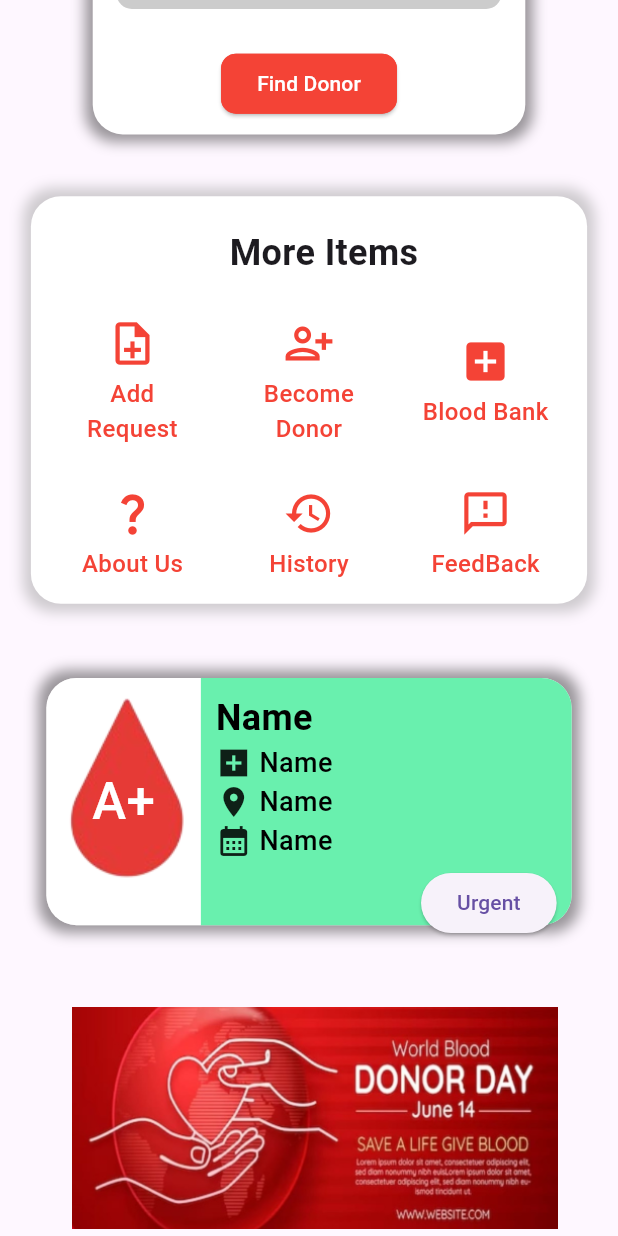
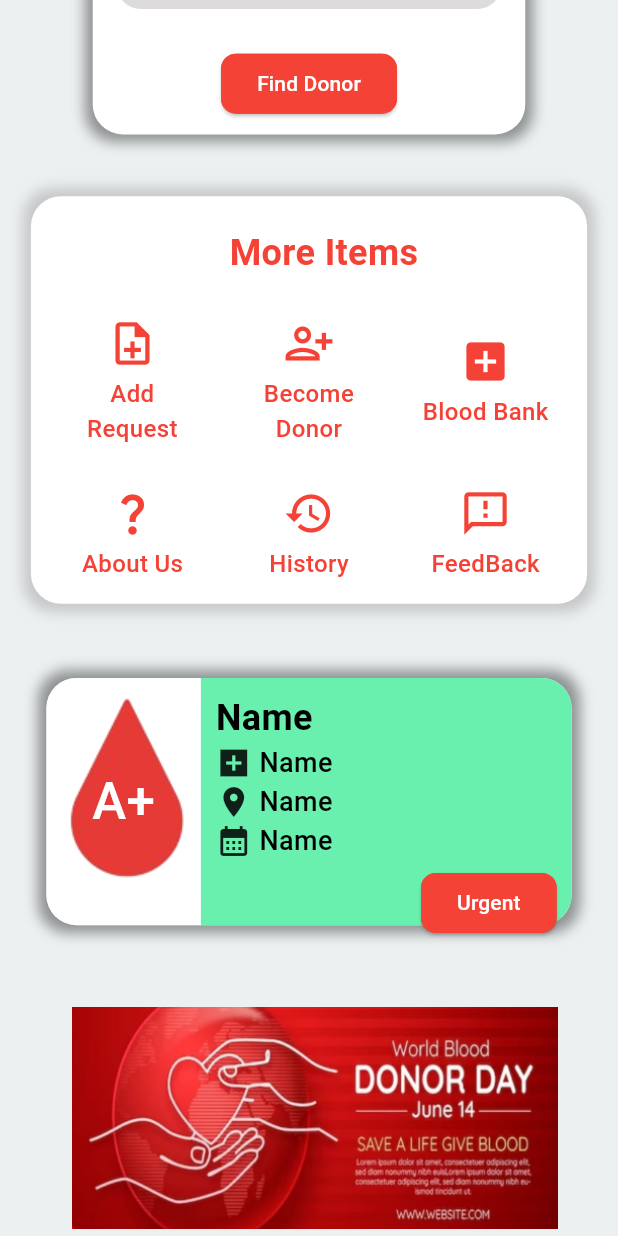
Before and after one commit to faisaldevs/Blood-BD-renew, a Flutter app: the HomePage screen opened directly, scrolled down 296 dp, on a phone screen of 412 x 824 dp. Run offline on Flutter 3.47's test engine with Material 3 defaults, Android fonts, the light colour scheme and no system bars; drawn by our look-alikes of carousel_slider; our stand-ins replace connectivity_plus, curved_labeled_navigation_bar, flutter_screenutil, get, get_storage, google_fonts and 1 more; accounts and stored records are empty.

Commit message:
home Page Color

```diff
--- a/lib/main.dart
+++ b/lib/main.dart
@@ -49,7 +49,7 @@ class MyApp extends StatelessWidget {
           navigatorKey: navigatorKey,
           debugShowCheckedModeBanner: false,
           getPages: pages,
-          initialRoute: welcomePage,
+          initialRoute: splashScreen,
         );
       },
     );
--- a/lib/screens/home_screen/home_screen.dart
+++ b/lib/screens/home_screen/home_screen.dart
@@ -4,6 +4,7 @@ import 'package:blood_bd/screens/home_screen/widgets/banner_widget.dart';
 import 'package:blood_bd/screens/home_screen/widgets/find_button.dart';
 import 'package:blood_bd/screens/home_screen/widgets/icon_banner.dart';
 import 'package:blood_bd/screens/home_screen/widgets/textfield_widget.dart';
+import 'package:blood_bd/utils/app_colors.dart';
 import 'package:curved_labeled_navigation_bar/curved_navigation_bar.dart';
 import 'package:curved_labeled_navigation_bar/curved_navigation_bar_item.dart';
 import 'package:flutter/material.dart';
@@ -13,7 +14,6 @@ import '../../global/app_routes.dart';
 import '../drawer_profile/drawer_profile.dart';
 import '../home_card_pages/feed_page.dart';
 import '../nav_pages/health.dart';
-import '../nav_pages/receiver_request.dart';
 
 class HomeScreen extends StatelessWidget {
   HomeScreen({super.key});
@@ -65,8 +65,6 @@ class HomeScreen extends StatelessWidget {
         onTap: (index) {
           homeController.navbarFunction(index);
 
-          print("Selected Item : $homeController.selectedItem.value");
-          print("Page Selected: ${pages[homeController.selectedItem.value]}");
         },
         letIndexChange: (index) => true,
       ),
@@ -85,9 +83,9 @@ class HomePage extends StatelessWidget {
   @override
   Widget build(BuildContext context) {
     return Scaffold(
+      backgroundColor: AppTheme.primary,
       body: SafeArea(
         child: SizedBox(
-          // color: Colors.white60,
           height: Get.height,
           width: Get.width,
           child: SingleChildScrollView(
@@ -112,7 +110,7 @@ class HomePage extends StatelessWidget {
                           ),
                           child: Icon(
                             Icons.notifications_active_outlined,
-                            color: Colors.white,
+                            // color: Colors.white,
                             size: 24,
                           ),
                         )),
@@ -173,7 +171,9 @@ class HomePage extends StatelessWidget {
                           height: Get.height * .3,
                           width: Get.width * .7,
                           decoration: BoxDecoration(
+                            // ------------find donor card color--------------
                             color: Colors.white,
+                            // ------------find donor card--------------
                             boxShadow: [
                               BoxShadow(
                                 color: Colors.black.withOpacity(0.4),
@@ -207,7 +207,7 @@ class HomePage extends StatelessWidget {
                                 FindDonorBtn(
                                   onPressed: () {
                                     homeController.findDonor();
-                                  },
+                                  }, child: "Find Donor",
                                 ),
                               ],
                             ),
@@ -220,7 +220,7 @@ class HomePage extends StatelessWidget {
 
                 SizedBox(height: Get.height * .05),
                 // CardSections(),
-                const HomeScreenIcons(),
+                 const HomeScreenIcons(),
                 SizedBox(height: Get.height * .06),
                 Container(
                   // padding: EdgeInsets.all(5),
@@ -343,9 +343,10 @@ class HomePage extends StatelessWidget {
                                 children: [
                                   Container(
                                     margin: const EdgeInsets.only(top: 4),
-                                    child: ElevatedButton(
-                                        onPressed: () {},
-                                        child: const Text("Urgent")),
+                                    // child: ElevatedButton(
+                                    //     onPressed: () {},
+                                    //     child: const Text("Urgent")),
+                                    child: FindDonorBtn(onPressed: () {  }, child: 'Urgent',),
                                   ),
                                 ],
                               )
--- a/lib/screens/home_screen/widgets/find_button.dart
+++ b/lib/screens/home_screen/widgets/find_button.dart
@@ -1,8 +1,9 @@
 import 'package:flutter/material.dart';
 
 class FindDonorBtn extends StatelessWidget {
-  const FindDonorBtn({super.key, required this.onPressed});
+  const FindDonorBtn({super.key, required this.onPressed, required this.child});
  final Function() onPressed;
+ final String child;
 
   @override
   Widget build(BuildContext context) {
@@ -14,9 +15,9 @@ class FindDonorBtn extends StatelessWidget {
             borderRadius: BorderRadius.circular(10),
             side: const BorderSide(color: Colors.red)),)),
 
-      child: const Text(
-        "Find Donor",
-        style: TextStyle(color: Colors.white),
+      child: Text(
+        child,
+        style: const TextStyle(color: Colors.white),
       ),
     );
   }
--- a/lib/screens/home_screen/widgets/icon_banner.dart
+++ b/lib/screens/home_screen/widgets/icon_banner.dart
@@ -1,3 +1,4 @@
+import 'package:blood_bd/utils/app_colors.dart';
 import 'package:flutter/material.dart';
 import 'package:get/get.dart';
 
@@ -9,7 +10,7 @@ class HomeScreenIcons extends StatelessWidget {
   @override
   Widget build(BuildContext context) {
     return Container(
-      padding: EdgeInsets.all(5),
+      padding:  const EdgeInsets.all(5),
       // height: 250,
       width: Get.width * .9,
       decoration: BoxDecoration(
@@ -21,18 +22,18 @@ class HomeScreenIcons extends StatelessWidget {
             blurRadius: 7,
           ),
         ],
-        borderRadius: const BorderRadius.all(Radius.circular(20)),
+        borderRadius:  const BorderRadius.all(Radius.circular(20)),
       ),
       child: Column(
         children: [
           Container(
             // height: 40,
             width: Get.width,
-            padding: const EdgeInsets.only(left: 20, top: 16),
-            child: const Text(
+            padding:  const EdgeInsets.only(left: 20, top: 16),
+            child: Text(
               "More Items",
               textAlign: TextAlign.center,
-              style: TextStyle(fontSize: 24, fontWeight: FontWeight.w600),
+              style: TextStyle(fontSize: 24, fontWeight: FontWeight.w600,color: AppTheme.textColorRed),
             ),
           ),
           SizedBox(
@@ -52,22 +53,22 @@ class HomeScreenIcons extends StatelessWidget {
                         onPressed: () {
                           Get.toNamed(requestBlood);
                         },
-                        icon: const Column(
+                        icon:  Column(
                           children: [
                             Icon(
                               Icons.note_add_outlined,
                               size: 34,
-                              color: Colors.red,
+                              color: AppTheme.textColorRed,
                             ),
                             Padding(
-                              padding: EdgeInsets.only(top: 5),
+                              padding: const EdgeInsets.only(top: 5),
                               child: Text(
                                 "Add Request",
                                 textAlign: TextAlign.center,
                                 style: TextStyle(
                                     fontSize: 16,
                                     fontWeight: FontWeight.w500,
-                                    color: Colors.red),
+                                    color: AppTheme.textColorRed),
                               ),
                             ),
                           ],
@@ -80,7 +81,7 @@ class HomeScreenIcons extends StatelessWidget {
                               borderRadius: BorderRadius.circular(5.0),
                             ),
                           ),
-                          padding: const MaterialStatePropertyAll(
+                          padding:  const MaterialStatePropertyAll(
                               EdgeInsets.all(10)),
                         ),
                       ),
@@ -91,21 +92,21 @@ class HomeScreenIcons extends StatelessWidget {
                         onPressed: () {
                           Get.toNamed(searchDonor);
                         },
-                        icon: const Column(
+                        icon:  Column(
                           children: [
                             Icon(
                               Icons.person_add_alt_1_outlined,
                               size: 34,
-                              color: Colors.red,
+                              color: AppTheme.textColorRed,
                             ),
                             Padding(
-                              padding: EdgeInsets.only(top: 5),
+                              padding: const EdgeInsets.only(top: 5),
                               child: Text(
                                 "Become Donor",
                                 style: TextStyle(
                                   fontSize: 16,
                                   fontWeight: FontWeight.w500,
-                                  color: Colors.red,
+                                  color: AppTheme.textColorRed,
                                 ),
                                 // maxLines: 1,
                                 textAlign: TextAlign.center,
@@ -129,21 +130,21 @@ class HomeScreenIcons extends StatelessWidget {
                         onPressed: () {
                           Get.toNamed(bloodHeroes);
                         },
-                        icon: const Column(
+                        icon:  Column(
                           children: [
                             Icon(
                               Icons.add_box,
                               size: 34,
-                              color: Colors.red,
+                              color: AppTheme.textColorRed,
                             ),
                             Padding(
-                              padding: EdgeInsets.only(top: 5),
+                              padding: const EdgeInsets.only(top: 5),
                               child: Text(
                                 "Blood Bank",
                                 style: TextStyle(
                                   fontSize: 16,
                                   fontWeight: FontWeight.w500,
-                                  color: Colors.red,
+                                  color: AppTheme.textColorRed,
                                 ),
                               ),
                             ),
@@ -172,21 +173,21 @@ class HomeScreenIcons extends StatelessWidget {
                       width: 110,
                       child: IconButton(
                         onPressed: () {},
-                        icon: const Column(
+                        icon:  Column(
                           children: [
                             Icon(
                               Icons.question_mark,
                               size: 34,
-                              color: Colors.red,
+                              color: AppTheme.textColorRed,
                             ),
                             Padding(
-                              padding: EdgeInsets.only(top: 5),
+                              padding: const EdgeInsets.only(top: 5),
                               child: Text(
                                 "About Us",
                                 style: TextStyle(
                                   fontSize: 16,
                                   fontWeight: FontWeight.w500,
-                                  color: Colors.red,
+                                  color: AppTheme.textColorRed,
                                 ),
                               ),
                             ),
@@ -200,7 +201,7 @@ class HomeScreenIcons extends StatelessWidget {
                               borderRadius: BorderRadius.circular(5.0),
                             ),
                           ),
-                          padding: const MaterialStatePropertyAll(
+                          padding:  const MaterialStatePropertyAll(
                               EdgeInsets.all(10)),
                         ),
                       ),
@@ -211,21 +212,21 @@ class HomeScreenIcons extends StatelessWidget {
                         onPressed: () {
                           Get.toNamed(history);
                         },
-                        icon: const Column(
+                        icon:  Column(
                           children: [
                             Icon(
                               Icons.history_outlined,
                               size: 34,
-                              color: Colors.red,
+                              color: AppTheme.textColorRed,
                             ),
                             Padding(
-                              padding: EdgeInsets.only(top: 5),
+                              padding: const EdgeInsets.only(top: 5),
                               child: Text(
                                 "History",
                                 style: TextStyle(
                                   fontSize: 16,
                                   fontWeight: FontWeight.w500,
-                                  color: Colors.red,
+                                  color: AppTheme.textColorRed,
                                 ),
                               ),
                             ),
@@ -245,21 +246,21 @@ class HomeScreenIcons extends StatelessWidget {
                       width: 110,
                       child: IconButton(
                         onPressed: () {},
-                        icon: const Column(
+                        icon:  Column(
                           children: [
                             Icon(
                               Icons.feedback_outlined,
                               size: 34,
-                              color: Colors.red,
+                              color: AppTheme.textColorRed,
                             ),
                             Padding(
-                              padding: EdgeInsets.only(top: 5),
+                              padding: const EdgeInsets.only(top: 5),
                               child: Text(
                                 "FeedBack",
                                 style: TextStyle(
                                   fontSize: 16,
                                   fontWeight: FontWeight.w500,
-                                  color: Colors.red,
+                                  color: AppTheme.textColorRed,
                                 ),
                               ),
                             ),
--- a/lib/screens/home_screen/widgets/textfield_widget.dart
+++ b/lib/screens/home_screen/widgets/textfield_widget.dart
@@ -1,7 +1,14 @@
+import 'package:blood_bd/utils/app_colors.dart';
 import 'package:flutter/material.dart';
 
 class TextFieldWidget extends StatelessWidget {
-   TextFieldWidget({super.key, required this.label, required this.dropDownList,this.onChanged,this.icon});
+  TextFieldWidget(
+      {super.key,
+      required this.label,
+      required this.dropDownList,
+      this.onChanged,
+      this.icon});
+
   final String label;
 
   final List dropDownList;
@@ -13,21 +20,34 @@ class TextFieldWidget extends StatelessWidget {
   Widget build(BuildContext context) {
     return Container(
       margin: const EdgeInsets.all(16),
-
-      decoration: BoxDecoration(color: Colors.black.withOpacity(.2),
-
-        borderRadius: const BorderRadius.all(Radius.circular(10)),
-      ),
+      // decoration: BoxDecoration(
+      //   color: Colors.black.withOpacity(.2),
+      //   borderRadius: const BorderRadius.all(Radius.circular(10)),
+      // ), // decoration: BoxDecoration(
+      //   color: Colors.black.withOpacity(.2),
+      //   borderRadius: const BorderRadius.all(Radius.circular(10)),
+      // ),
       child: DropdownButtonFormField(
         // dropdownColor:  Colors.black.withOpacity(.2),
-        icon: Icon(icon,color: Colors.black,), //--------------------
+        icon: Icon(
+          icon,
+          color: Colors.black,
+        ), //--------------------
         decoration: InputDecoration(
+          filled: true,
+          fillColor: AppTheme.textFieldColor,
           hintText: label,
           // labelStyle:  const TextStyle(color: Colors.red),
           contentPadding: const EdgeInsets.only(left: 12),
           counterStyle: const TextStyle(fontWeight: FontWeight.bold),
-          border:  InputBorder.none,
-          focusedBorder: InputBorder.none,
+          border: const OutlineInputBorder(
+            borderRadius: BorderRadius.all(Radius.circular(16)),
+            borderSide: BorderSide.none,
+          ),
+          focusedBorder: const OutlineInputBorder(
+            borderRadius: BorderRadius.all(Radius.circular(16)),
+            borderSide: BorderSide.none,
+          ),
         ),
         items: dropDownList.map((e) {
           return DropdownMenuItem(
--- a/lib/utils/app_colors.dart
+++ b/lib/utils/app_colors.dart
@@ -5,7 +5,7 @@ class AppTheme{
   static Color textFieldColor = const Color(0xffdddbdb);
 
 
-  static Color primary = Color(0xffecf0f1);
+  static Color primary = const Color(0xffecf0f1);
   // static Color primary = Colors.transparent;
   static Color primaryRed = Colors.redAccent;
 
```
Also changed, not shown: lib/screens/home_screen/widgets/card.dart (+56 -56 lines), lib/screens/home_screen/widgets/card_sections.dart (+60 -60 lines). Lines whose indentation alone changed are shown as unchanged.
